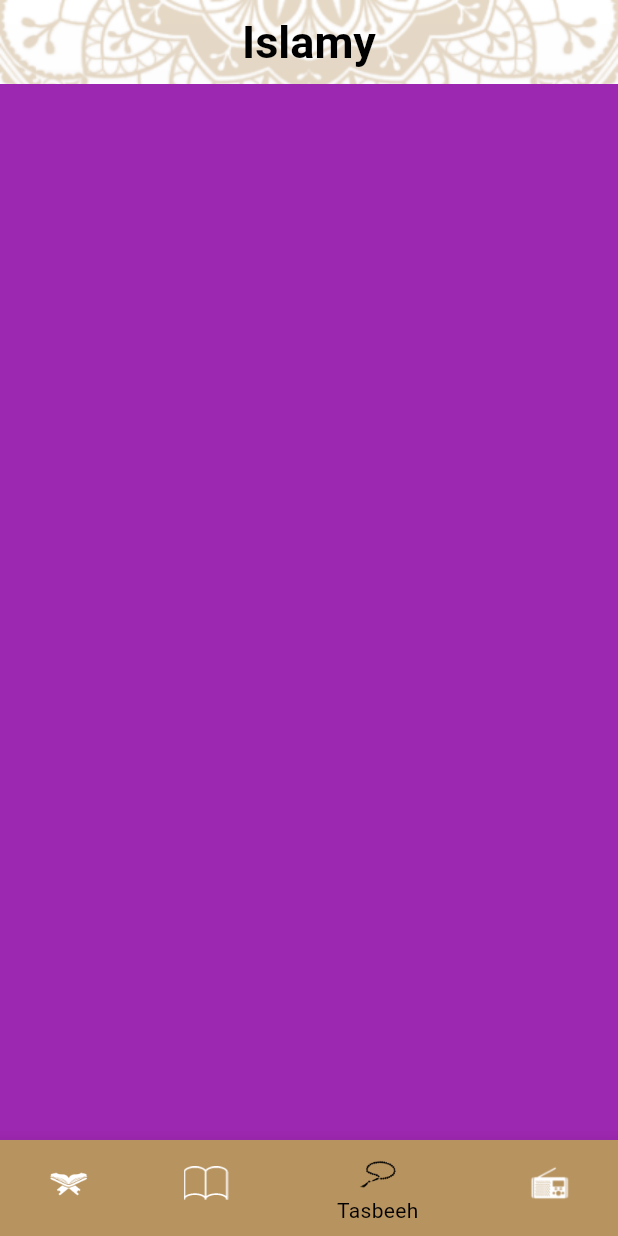
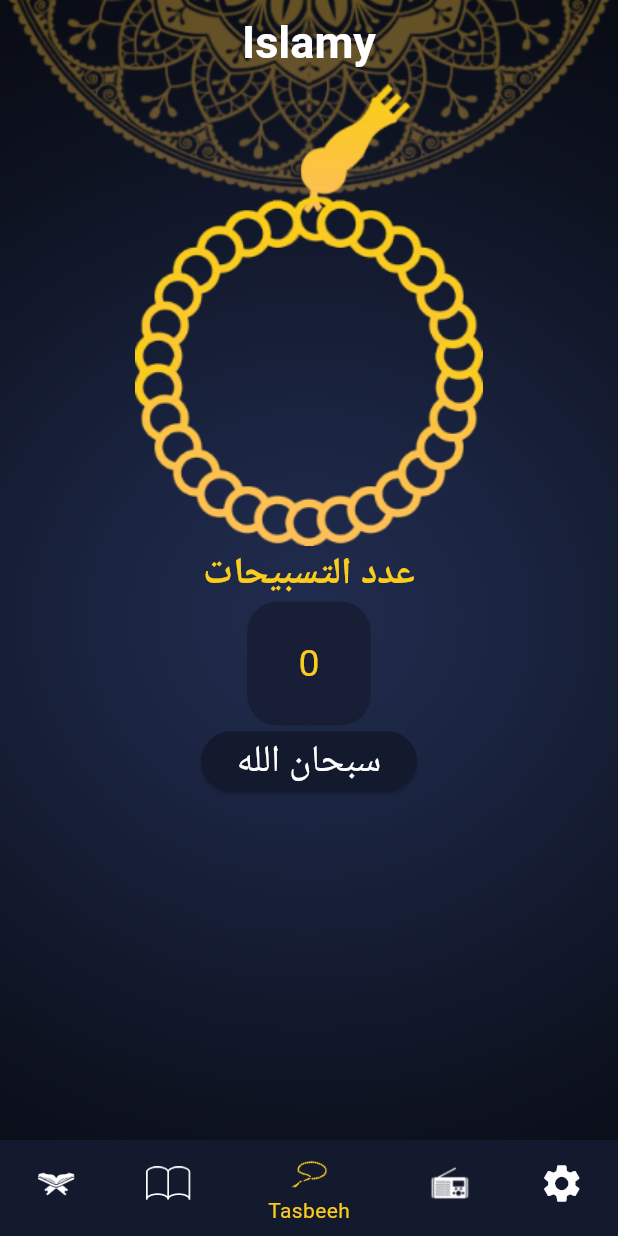
Before and after one commit to Jimmybasha/islamiapp, a Flutter app: the screen it shows after launch, item 3 of the bottom bar chosen, on a phone screen of 412 x 824 dp. Run offline on Flutter 3.47's test engine with Material 3 defaults, Android fonts, the phone set to English and light mode, and no system bars.

Commit message:
+Finish SebhaTab +Finish SebhaTab Logic +Finish DarkTheme in Sebha +Finish DarkTheme in Quran And Quran Details +Finish DarkTheme in Ahadeth And Ahadeth Details +Added Settings in Navbar +Added DarkTheme To SettingsTab

```diff
--- /dev/null
+++ b/lib/Style/DarkTheme/DarkAppStyle.dart
@@ -0,0 +1,80 @@
+
+import 'package:flutter/material.dart';
+
+class DarkAppStyle{
+
+  static Color DarkPrimaryColor = const Color(0xff141A2E);
+  static bool isDark = true;
+  static Color DarkSecondaryColor = const Color(0xffFACC1D);
+  static ThemeData DarkTheme = ThemeData(
+      bottomSheetTheme: BottomSheetThemeData(
+          backgroundColor: DarkPrimaryColor
+      ),
+      textTheme:  TextTheme(
+          titleMedium: const TextStyle(
+              fontWeight: FontWeight.w600,
+              fontSize: 25,
+              color: Colors.white
+          ),
+          bodyMedium: TextStyle(
+          fontWeight: FontWeight.w400,
+          fontSize: 20,
+          color: DarkSecondaryColor
+      ),
+          bodySmall: TextStyle(
+          fontSize: 25,
+          fontWeight: FontWeight.bold,
+          color: DarkSecondaryColor
+      )
+      ),
+      cardTheme:  CardTheme(
+        color: DarkPrimaryColor.withOpacity(0.8),
+        surfaceTintColor: DarkPrimaryColor.withOpacity(0.5),
+        elevation: 50,
+
+
+      ),
+      scaffoldBackgroundColor: Colors.transparent,
+      colorScheme: ColorScheme.fromSeed(
+          seedColor: Colors.deepPurple,
+          primary: DarkAppStyle.DarkPrimaryColor,
+          secondary: DarkAppStyle.DarkSecondaryColor,
+          onPrimary: Colors.white,
+          onSecondary: Colors.black,
+          tertiary: DarkSecondaryColor
+      ),
+      appBarTheme: const AppBarTheme(
+        iconTheme: IconThemeData(
+          color: Colors.white
+        ),
+          centerTitle: true,
+          backgroundColor: Colors.transparent,
+          titleTextStyle: TextStyle(
+              fontSize: 30,
+              fontWeight: FontWeight.bold,
+              color: Colors.white
+          ),
+      ),
+      bottomNavigationBarTheme:  BottomNavigationBarThemeData(
+          backgroundColor: DarkAppStyle.DarkPrimaryColor,
+          unselectedIconTheme: const IconThemeData(
+              color: Colors.white,
+              size: 30
+          ),
+          selectedIconTheme:  IconThemeData(
+              color: DarkSecondaryColor,
+              size: 30
+          ),
+          selectedItemColor: DarkSecondaryColor,
+          unselectedItemColor: Colors.white
+
+
+      ),
+      dividerTheme:   DividerThemeData(
+        color:  DarkAppStyle.DarkSecondaryColor,
+        thickness: 3,
+      )
+
+  );
+
+}
--- /dev/null
+++ b/lib/Style/LightTheme/LightAppStyle.dart
@@ -0,0 +1,77 @@
+
+import 'package:flutter/material.dart';
+
+class LightAppStyle{
+
+  static Color lightPrimaryColor= const Color(0xffB7935f);
+
+  static ThemeData LighTheme = ThemeData(
+      bottomSheetTheme: BottomSheetThemeData(
+        backgroundColor: Colors.white
+      ),
+      textTheme:  TextTheme(
+        titleMedium: const TextStyle(
+          fontWeight: FontWeight.w600,
+          fontSize: 25,
+          color: Colors.black
+        ),
+        bodyMedium: const TextStyle(
+          fontWeight: FontWeight.w400,
+          fontSize: 20,
+          color: Colors.black
+        ),
+        bodySmall: TextStyle(
+        fontSize: 25,
+        fontWeight: FontWeight.bold,
+          color: lightPrimaryColor
+        )
+      ),
+
+      cardTheme:  CardTheme(
+        color: Colors.white.withOpacity(0.7),
+        surfaceTintColor: Colors.white,
+        elevation: 50,
+      ),
+      scaffoldBackgroundColor: Colors.transparent,
+      colorScheme: ColorScheme.fromSeed(
+          seedColor: Colors.deepPurple,
+          primary: lightPrimaryColor,
+          secondary:  lightPrimaryColor.withOpacity(0.57),
+          onPrimary: Colors.white,
+          onSecondary: Colors.black,
+          tertiary: lightPrimaryColor
+      ),
+      appBarTheme: const AppBarTheme(
+          iconTheme: IconThemeData(
+              color: Colors.black
+          ),
+          centerTitle: true,
+          backgroundColor: Colors.transparent,
+          titleTextStyle: TextStyle(
+              fontSize: 30,
+              fontWeight: FontWeight.bold,
+              color: Colors.black
+          )
+      ),
+      bottomNavigationBarTheme:  BottomNavigationBarThemeData(
+          backgroundColor: lightPrimaryColor,
+          unselectedIconTheme: const IconThemeData(
+              color: Colors.white,
+              size: 30
+          ),
+          selectedIconTheme: const IconThemeData(
+              color: Colors.black,
+              size: 30
+          ),
+          selectedItemColor: Colors.black,
+          unselectedItemColor: Colors.white
+
+
+      ),
+      dividerTheme:  DividerThemeData(
+        color:  lightPrimaryColor,
+        thickness: 3,
+      )
+
+  );
+}
--- a/lib/home/HomeScreen.dart
+++ b/lib/home/HomeScreen.dart
@@ -2,8 +2,10 @@ import 'package:flutter/material.dart';
 import 'package:islamiapp/tabs/AhadethTab.dart';
 import 'package:islamiapp/tabs/SebhaTab.dart';
 
+import '../Style/DarkTheme/DarkAppStyle.dart';
 import '../tabs/QuranTab.dart';
 import '../tabs/RadioTab.dart';
+import '../tabs/SettingsTab.dart';
 
 class Homescreen extends StatefulWidget {
 
@@ -20,6 +22,8 @@ class _HomescreenState extends State<Homescreen> {
     AhadethTab(),
     SebhaTab(),
     RadioTab(),
+    SettingsTab(),
+
   ];
 
 
@@ -27,15 +31,21 @@ class _HomescreenState extends State<Homescreen> {
   @override
   Widget build(BuildContext context) {
     return Container(
-      decoration: const BoxDecoration(
+      decoration:  BoxDecoration(
         image: DecorationImage(
-            image: AssetImage("assets/images/default_bg.png"),fit:BoxFit.fill
+            image: AssetImage(
+                DarkAppStyle.isDark
+                    ?"assets/images/dark_bg.png"
+                    :
+                "assets/images/default_bg.png"
+            ),
+            fit:BoxFit.fill
         )
       ),
       child: Scaffold(
               backgroundColor: Colors.transparent,
         appBar:AppBar(
-          title: const Text("Islamy",),
+          title: const Text("Islamy"),
         ),
         bottomNavigationBar: BottomNavigationBar(
           onTap: (index)=>{
@@ -74,6 +84,13 @@ class _HomescreenState extends State<Homescreen> {
               AssetImage("assets/images/icon_radio.png")
               ),
                 label: "Radio",
+              ) ,
+              BottomNavigationBarItem(
+                backgroundColor:Theme.of(context).colorScheme.primary,
+                icon: const  Icon(
+                  Icons.settings
+              ),
+                label: "Settings",
               ),
 
             ]
--- a/lib/main.dart
+++ b/lib/main.dart
@@ -1,6 +1,8 @@
 import 'package:flutter/material.dart';
 import 'package:islamiapp/Ahadeth/AhadethDetails/AhadethDetails.dart';
 import 'package:islamiapp/QuranDetails/QuranDetailsScreen.dart';
+import 'package:islamiapp/Style/DarkTheme/DarkAppStyle.dart';
+import 'package:islamiapp/Style/LightTheme/LightAppStyle.dart';
 import 'package:islamiapp/home/HomeScreen.dart';
 
 void main() {
@@ -15,54 +17,9 @@ class MyApp extends StatelessWidget {
   Widget build(BuildContext context) {
     return MaterialApp(
       title: "Flutter Demo",
-      theme:ThemeData(
-        cardTheme:  CardTheme(
-          color: Colors.white.withOpacity(0.7),
-          surfaceTintColor: Colors.white,
-          elevation: 50,
-
-
-        ),
-
-        scaffoldBackgroundColor: Colors.transparent,
-        colorScheme: ColorScheme.fromSeed(
-          seedColor: Colors.deepPurple,
-          primary:const Color(0xffB7935f),
-          secondary: const Color(0xffB7935f).withOpacity(0.57),
-          onPrimary: Colors.white,
-          onSecondary: Colors.black
-        ),
-        appBarTheme: const AppBarTheme(
-          centerTitle: true,
-          backgroundColor: Colors.transparent,
-          titleTextStyle: TextStyle(
-              fontSize: 30,
-              fontWeight: FontWeight.bold,
-            color: Colors.black
-          )
-        ),
-       bottomNavigationBarTheme: const BottomNavigationBarThemeData(
-         backgroundColor: Color(0xffB7935f),
-         unselectedIconTheme: IconThemeData(
-           color: Colors.white,
-           size: 30
-         ),
-         selectedIconTheme: IconThemeData(
-
-           color: Colors.black,
-           size: 30
-         ),
-           selectedItemColor: Colors.black,
-         unselectedItemColor: Colors.white
-
-
-       ),
-        dividerTheme: const  DividerThemeData(
-          color:  Color(0xffB7935f),
-          thickness: 3,
-     )
-
-      ) ,
+      theme:LightAppStyle.LighTheme ,
+      darkTheme: DarkAppStyle.DarkTheme,
+      themeMode: ThemeMode.dark,
       routes: {
         Homescreen.routeName:(_)=>Homescreen(),
         QuranDetailsScreen.routeName:(_)=>QuranDetailsScreen(),
--- a/lib/tabs/SebhaTab.dart
+++ b/lib/tabs/SebhaTab.dart
@@ -1,11 +1,129 @@
 import 'package:flutter/material.dart';
+import 'package:islamiapp/Style/DarkTheme/DarkAppStyle.dart';
 
-class SebhaTab extends StatelessWidget {
+class SebhaTab extends StatefulWidget {
+
+  @override
+  State<SebhaTab> createState() => _SebhaTabState();
+}
+
+class _SebhaTabState extends State<SebhaTab> {
+  String tasbeehText="سبحان الله";
+  int tasbeehCounter=0;
+  double rotationAngle=0;
+  int invCounter=0;
 
   @override
   Widget build(BuildContext context) {
-    return Container(
-      color: Colors.purple,
+    var height = MediaQuery.of(context).size.height;
+    var width = MediaQuery.of(context).size.width;
+
+    return  Center(
+      child: Column(
+        children: [
+          Stack(
+          alignment: Alignment.topCenter,
+          children: [
+            //head sebha
+            Container(
+                margin: EdgeInsets.only(left: width*0.15),
+                child: Image.asset(
+                    DarkAppStyle.isDark?
+                    "assets/images/head_sebha_dark.png"
+                        :
+                    "assets/images/head_sebha_logo.png"
+                )
+            ),
+            //body sebha
+            InkWell(
+              onTap: (){
+                setState(() {
+                  tasbeehPress();
+                });
+              },
+              splashColor: Colors.transparent,
+              highlightColor: Colors.transparent,
+              child: Container(
+                  margin: EdgeInsets.only(top: height*0.09),
+                  child: Transform.rotate(
+                    angle: rotationAngle,
+                      child: Image.asset(
+                        DarkAppStyle.isDark?
+                        "assets/images/body_sebha_dark.png"
+                            :
+                          "assets/images/body_sebha_logo.png"
+                      )
+                  )
+              ),
+            ),
+          ],
+
+        ),
+          const Text(
+            "عدد التسبيحات",
+            style:TextStyle(
+                fontWeight: FontWeight.w600,
+                fontSize: 25
+            ),
+          ),
+          Container(
+            decoration: BoxDecoration(
+              color: Theme.of(context).primaryColor.withOpacity(0.75),
+              borderRadius: BorderRadius.circular(20)
+            ),
+            height: height*0.1,
+             width: width*0.2 ,
+            child: Center(
+              child: Text("$tasbeehCounter",
+                  style: const TextStyle(
+                fontSize: 25,
+                fontWeight: FontWeight.w400
+              ),
+              ),
+            ),
+          ),
+
+
+          ElevatedButton(
+              onPressed: () {
+                setState(() {
+                  tasbeehPress();
+                });
+              },
+            style: ElevatedButton.styleFrom(
+              backgroundColor: Theme.of(context).primaryColor,
+            ),
+            child:  Text(tasbeehText,style: const TextStyle(
+              color: Colors.white,
+              fontWeight: FontWeight.w400,
+              fontSize: 25,
+            ),
+            ),
+          )
+
+
+
+        ],
+      ),
     );
   }
+  tasbeehPress(){
+    invCounter++;
+    tasbeehCounter++;
+    rotationAngle += 0.1;
+    if(invCounter==33){
+      tasbeehText="الحمد لله";
+      tasbeehCounter=0;
+    }
+    else if(invCounter==66){
+      tasbeehText="الله اكبر";
+      tasbeehCounter=0;
+    }
+    else if (invCounter==99){
+      tasbeehText="سبحان الله";
+      tasbeehCounter=0;
+      invCounter=0;
+    }
+  }
+
 }
```
Also changed, not shown: lib/Ahadeth/AhadethDetails/AhadethDetails.dart (+10 -6 lines), lib/QuranDetails/QuranDetailsScreen.dart (+8 -2 lines), lib/QuranDetails/VerseWidget.dart (+2 -5 lines), lib/Settings/LanguageBottomSheet.dart (added, +24 -0 lines), lib/Settings/SelectedItem.dart (added, +28 -0 lines), lib/Settings/ThemeBottomSheet.dart (added, +22 -0 lines), lib/Settings/UnselectedItem.dart (added, +15 -0 lines), lib/tabs/AhadethTab.dart (+5 -10 lines), lib/tabs/QuranSuraWidget.dart (+8 -7 lines), lib/tabs/QuranTab.dart (+5 -11 lines), lib/tabs/SettingsTab.dart (added, +89 -0 lines), pubspec.lock.
